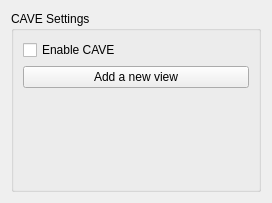
Qt form OgreRenderingModule/CaveSettings.ui (realXtend/tundra) before a commit.
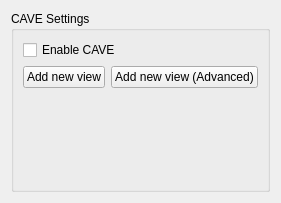
The same form after that commit.

Commit message: First implementation of the CAVE-system now ready (there is still bunch of bugs though, like shadows not showing correctly)

What changed in the file:
```diff
--- a/OgreRenderingModule/CaveSettings.ui
+++ b/OgreRenderingModule/CaveSettings.ui
@@ -28,11 +28,22 @@
        </widget>
       </item>
       <item>
+       <layout class="QHBoxLayout" name="horizontalLayout">
+        <item>
        <widget class="QPushButton" name="addView">
         <property name="text">
-         <string>Add a new view</string>
-        </property>
-       </widget>
+           <string>Add new view</string>
+          </property>
+         </widget>
+        </item>
+        <item>
+         <widget class="QPushButton" name="addViewAdvanced">
+          <property name="text">
+           <string>Add new view (Advanced)</string>
+          </property>
+         </widget>
+        </item>
+       </layout>
       </item>
       <item>
        <spacer name="verticalSpacer">
```
Lines whose indentation alone changed are shown as unchanged. The commit also changes 11 other files.
